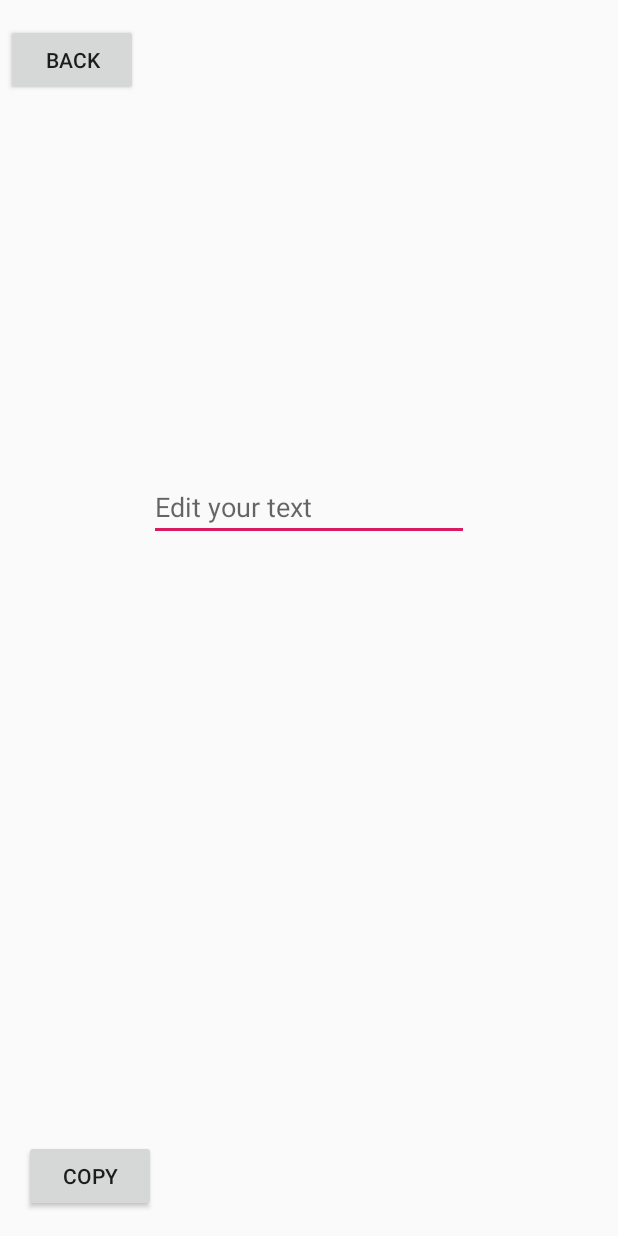
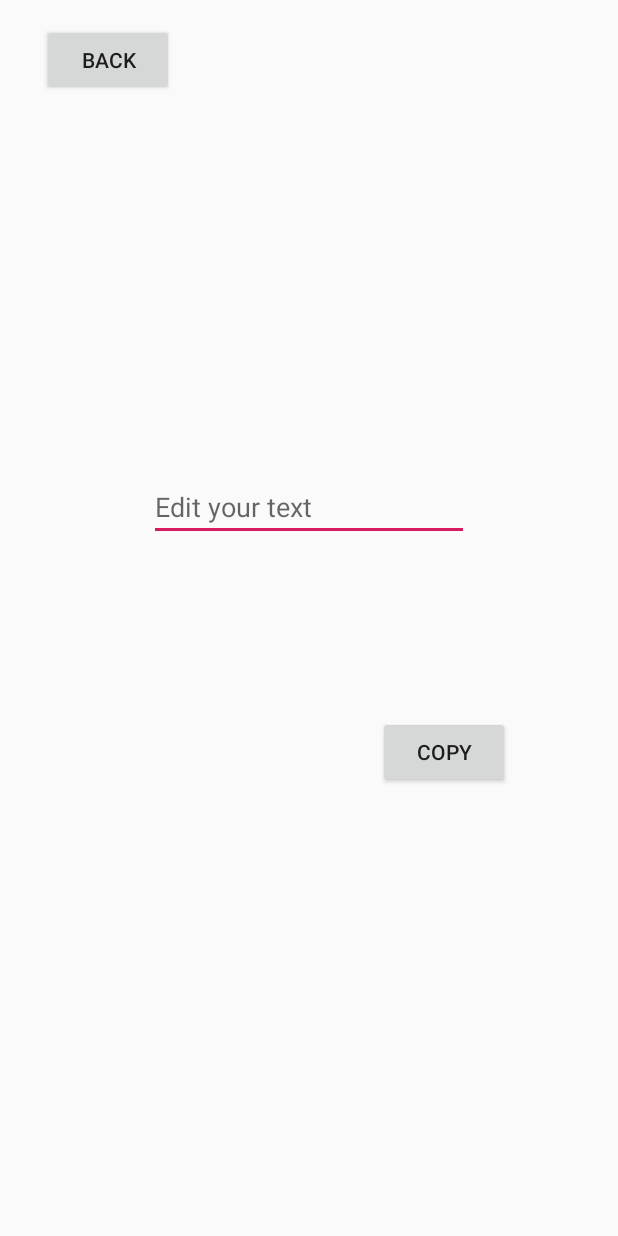
Before and after one commit to respen34/Image2Text, an Android app: the layout activity_text.xml on its own in the app's theme, with its tools: preview values and no code run, on a phone screen of 412 x 824 dp. Run offline under Robolectric (Android 15) with nearby library versions, the phone set to English and light mode, and no system bars.

```diff
--- a/app/src/main/AndroidManifest.xml
+++ b/app/src/main/AndroidManifest.xml
@@ -12,6 +12,8 @@
         android:roundIcon="@mipmap/ic_launcher_round"
         android:supportsRtl="true"
         android:theme="@style/AppTheme">
+        <activity android:name=".TextActivity"/>
+        <activity android:name=".BoxActivity" />
         <activity android:name=".MainActivity">
             <intent-filter>
                 <action android:name="android.intent.action.MAIN" />
--- a/app/src/main/res/layout/activity_main.xml
+++ b/app/src/main/res/layout/activity_main.xml
@@ -1,6 +1,5 @@
 <?xml version="1.0" encoding="utf-8"?>
 <RelativeLayout xmlns:android="http://schemas.android.com/apk/res/android"
-    xmlns:app="http://schemas.android.com/apk/res-auto"
     android:layout_width="match_parent"
     android:layout_height="match_parent">
 
--- a/app/src/main/res/layout/activity_text__copy.xml
+++ b/app/src/main/res/layout/activity_text.xml
@@ -4,23 +4,23 @@
     xmlns:tools="http://schemas.android.com/tools"
     android:layout_width="match_parent"
     android:layout_height="match_parent"
-    tools:context=".text_Copy">
+    tools:context=".TextActivity">
 
     <Button
-        android:id="@+id/copyButton"
+        android:id="@+id/button_copy"
         android:layout_width="wrap_content"
         android:layout_height="wrap_content"
-        android:layout_marginStart="16dp"
-        android:layout_marginBottom="16dp"
         android:text="@string/button_copy"
-        app:layout_constraintBottom_toBottomOf="parent"
-        app:layout_constraintStart_toStartOf="parent" />
+        android:layout_marginStart="252dp"
+        android:layout_marginTop="477dp"
+        app:layout_constraintStart_toStartOf="parent"
+        app:layout_constraintTop_toTopOf="parent" />
 
     <Button
-        android:id="@+id/backButton"
+        android:id="@+id/button_back2"
         android:layout_width="wrap_content"
         android:layout_height="wrap_content"
-        android:layout_marginStart="4dp"
+        android:layout_marginStart="28dp"
         android:layout_marginTop="16dp"
         android:text="@string/back_text"
         app:layout_constraintStart_toStartOf="parent"
```
Also changed, not shown: app/src/main/java/com/example/imagetotext/BoxActivity.java (renamed from app/src/main/java/com/example/imagetotext/Image_BoxEditor.java, +14 -12 lines), app/src/main/java/com/example/imagetotext/MainActivity.java (+3 -9 lines), app/src/main/java/com/example/imagetotext/Tesseract.java (+16 -21 lines), app/src/main/java/com/example/imagetotext/TextActivity.java (renamed from app/src/main/java/com/example/imagetotext/text_Copy.java, +9 -10 lines), app/src/main/res/layout/activity_box.xml (renamed from app/src/main/res/layout/activity_image__box_editor.xml, +8 -11 lines).
